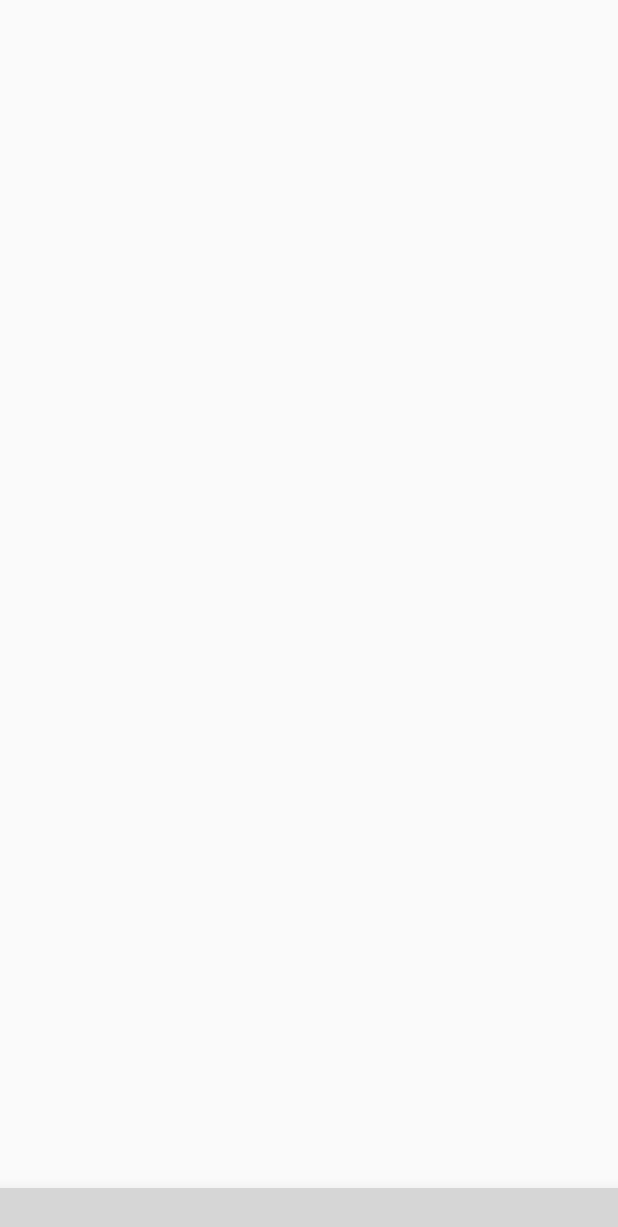
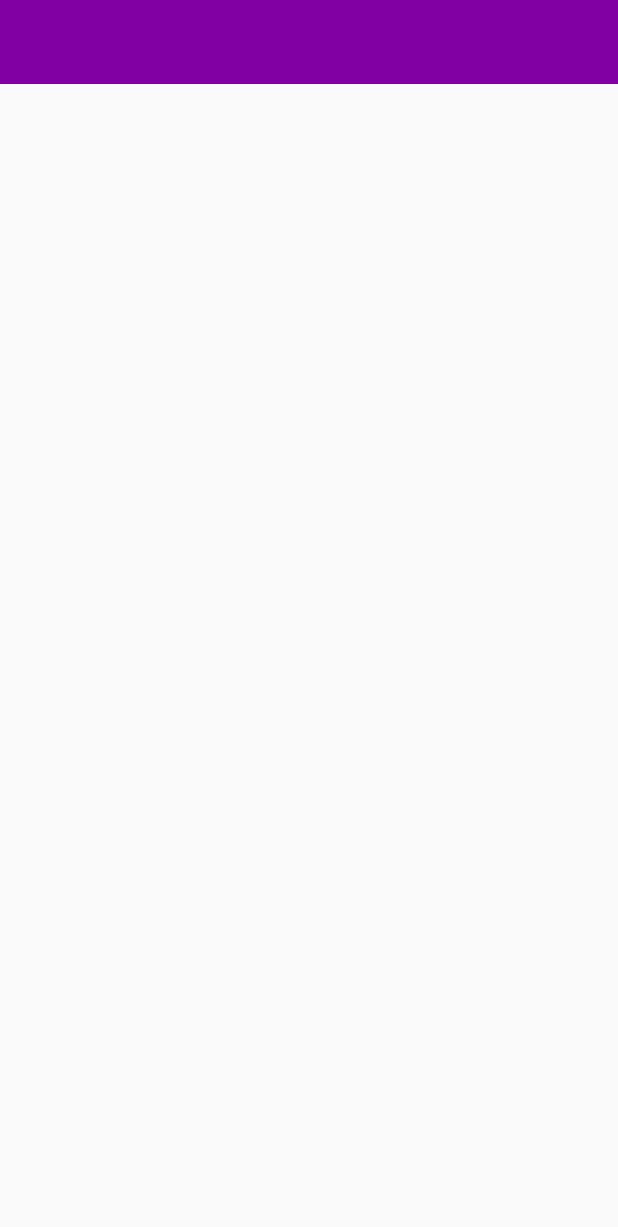
Before and after one commit to anvit24sharma/Owescm, an Android app: the layout activity_main.xml on its own in the app's theme, with its tools: preview values and no code run, on a phone screen of 412 x 824 dp. Shown: the top 1227 px of the screen. Run offline under Robolectric (Android 15) with nearby library versions, the light colour scheme and no system bars; plain views replace ChipNavigationBar; grey boxes are pictures that could not be loaded.

Commit message:
nav bar checked-1

```diff
--- a/app/src/main/res/layout/activity_main.xml
+++ b/app/src/main/res/layout/activity_main.xml
@@ -7,32 +7,30 @@
     android:layout_height="match_parent"
     android:fitsSystemWindows="true">
 
-    <RelativeLayout xmlns:android="http://schemas.android.com/apk/res/android"
-        xmlns:app="http://schemas.android.com/apk/res-auto"
-        xmlns:tools="http://schemas.android.com/tools"
-        android:id="@+id/main_activity"
-        android:layout_width="match_parent"
-        android:layout_height="match_parent"
+<!--    <RelativeLayout -->
+<!--        android:id="@+id/main_activity"-->
+<!--        android:layout_width="match_parent"-->
+<!--        android:layout_height="match_parent"-->
 
-        >
+<!--        >-->
 
-        <androidx.viewpager.widget.ViewPager
-            android:id="@+id/viewpager"
-            android:layout_width="match_parent"
-            android:layout_height="match_parent"
-            android:layout_above="@+id/menu_bottom" />
+<!--        <androidx.viewpager.widget.ViewPager-->
+<!--            android:id="@+id/viewpager"-->
+<!--            android:layout_width="match_parent"-->
+<!--            android:layout_height="match_parent"-->
+<!--            android:layout_above="@+id/menu_bottom" />-->
 
-        <com.ismaeldivita.chipnavigation.ChipNavigationBar
-            android:id="@+id/menu_bottom"
-            android:layout_width="match_parent"
-            android:layout_height="wrap_content"
-            android:layout_alignParentBottom="true"
-            android:background="#ffffff"
-            android:elevation="16dp"
-            android:padding="8dp"
-            app:cnb_menuResource="@menu/bottom_menu"
-            tools:ignore="MissingConstraints" />
-    </RelativeLayout>
+<!--        <com.ismaeldivita.chipnavigation.ChipNavigationBar-->
+<!--            android:id="@+id/menu_bottom"-->
+<!--            android:layout_width="match_parent"-->
+<!--            android:layout_height="wrap_content"-->
+<!--            android:layout_alignParentBottom="true"-->
+<!--            android:background="#ffffff"-->
+<!--            android:elevation="16dp"-->
+<!--            android:padding="8dp"-->
+<!--            app:cnb_menuResource="@menu/bottom_menu"-->
+<!--            tools:ignore="MissingConstraints" />-->
+<!--    </RelativeLayout>-->
 
     <com.google.android.material.navigation.NavigationView
         android:id="@+id/nav_view"
--- a/app/src/main/res/values/styles.xml
+++ b/app/src/main/res/values/styles.xml
@@ -1,7 +1,7 @@
 <resources>
 
     <!-- Base application theme. -->
-    <style name="AppTheme" parent="Theme.AppCompat.Light.NoActionBar">
+    <style name="AppTheme" parent="Theme.AppCompat.Light.DarkActionBar">
         <!-- Customize your theme here. -->
         <item name="colorPrimary">@color/colorPrimary</item>
         <item name="colorPrimaryDark">@color/colorPrimaryDark</item>
```
Also changed, not shown: app/build.gradle (+7 -0 lines), app/src/main/java/com/owescm/client/MainActivity.kt (+23 -15 lines).
